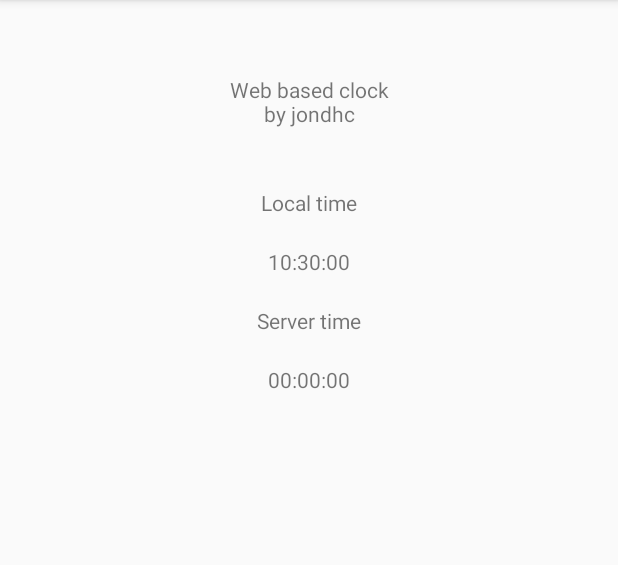
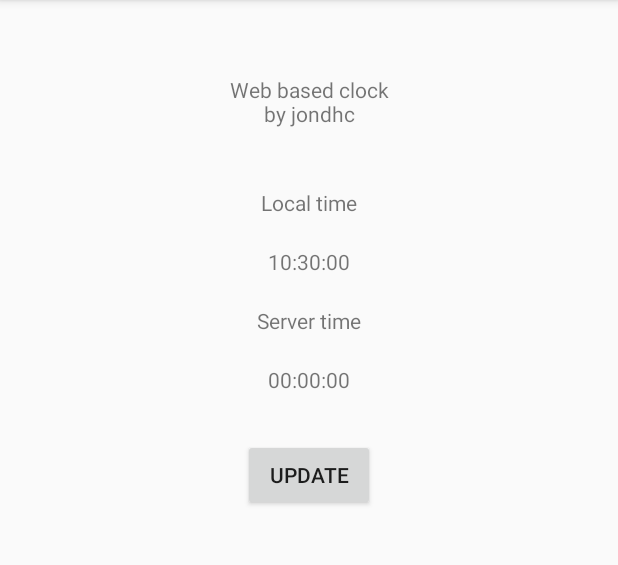
Before and after one commit to jondhc/CloudOclock, an Android app: the screen it shows after launch (MainActivity), on a phone screen of 412 x 824 dp, the part 84-649 px from its top. Run offline under Robolectric (Android 15) with nearby library versions, the phone set to English and light mode, and no system bars; 2 statements that could not run were skipped.

Commit message:
Partially working.

```diff
--- a/app/build.gradle
+++ b/app/build.gradle
@@ -22,6 +22,7 @@ dependencies {
     implementation fileTree(dir: 'libs', include: ['*.jar'])
     implementation 'com.android.support:appcompat-v7:28.0.0'
     implementation 'com.android.support.constraint:constraint-layout:1.1.3'
+    implementation 'com.squareup.retrofit2:retrofit:2.5.0'
     testImplementation 'junit:junit:4.12'
     androidTestImplementation 'com.android.support.test:runner:1.0.2'
     androidTestImplementation 'com.android.support.test.espresso:espresso-core:3.0.2'
--- a/app/src/main/AndroidManifest.xml
+++ b/app/src/main/AndroidManifest.xml
@@ -1,6 +1,8 @@
 <?xml version="1.0" encoding="utf-8"?>
 <manifest xmlns:android="http://schemas.android.com/apk/res/android"
     package="com.jondhc.cloudoclock">
+
+    <uses-permission android:name="android.permission.INTERNET"></uses-permission>
 
     <application
         android:allowBackup="true"
--- /dev/null
+++ b/app/src/main/java/com/jondhc/cloudoclock/RestClient.java
@@ -0,0 +1,9 @@
+package com.jondhc.cloudoclock;
+
+import retrofit2.Call;
+import retrofit2.http.GET;
+
+public interface RestClient {
+    @GET(".")
+    Call<String> getData();
+}
--- a/app/src/main/res/layout/activity_main.xml
+++ b/app/src/main/res/layout/activity_main.xml
@@ -62,4 +62,16 @@
         android:text="00:00:00"
         android:textAlignment="center"/>
 
+    <Button
+        android:id="@+id/updateButton"
+        android:layout_width="wrap_content"
+        android:layout_height="wrap_content"
+        app:layout_constraintTop_toBottomOf="@id/serverTime"
+        app:layout_constraintLeft_toLeftOf="parent"
+        app:layout_constraintRight_toRightOf="parent"
+        android:layout_marginTop="30dp"
+        android:text="Update"
+        android:textAlignment="center"
+        android:onClick="update"/>
+
 </android.support.constraint.ConstraintLayout>
```
Also changed, not shown: app/src/main/java/com/jondhc/cloudoclock/MainActivity.java (+41 -0 lines).
